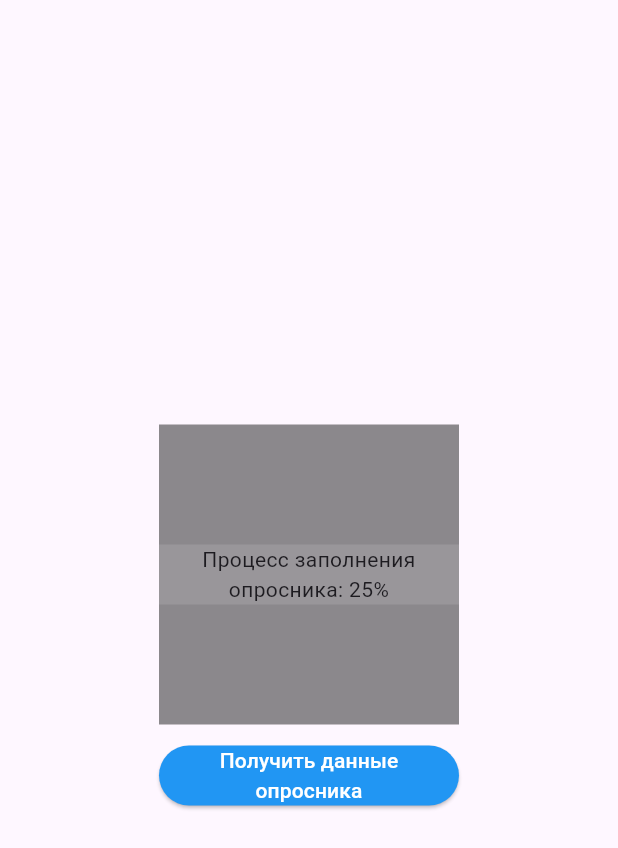
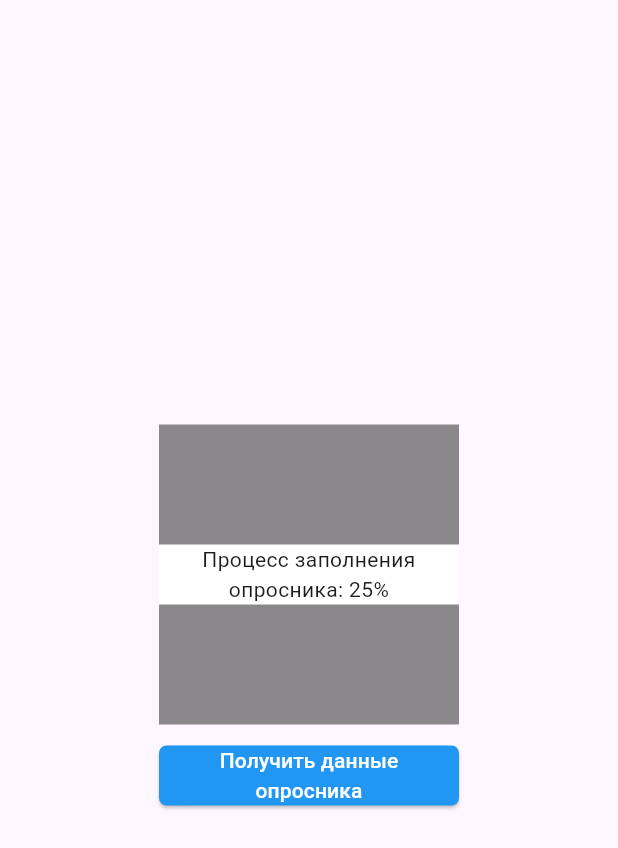
Before and after one commit to misterdanil/medrocket_task, a Flutter app: the SurveyPage screen opened directly, after a tap on "Получить данные опросника", on a phone screen of 412 x 824 dp. Shown: the top 848 px of the screen. Run offline on Flutter 3.47's test engine with Material 3 defaults, Android fonts, the phone set to English and light mode, and no system bars; our stand-ins replace flutter_bloc.

Commit message:
Export colors, improve ui, apply const

```diff
--- a/lib/task2/model/survey_model.dart
+++ b/lib/task2/model/survey_model.dart
@@ -1,9 +1,5 @@
 class SurveyEntity {
-  final int _process;
+  final int process;
 
-  SurveyEntity(this._process);
-
-  int get process {
-    return _process;
-  }
+  SurveyEntity(this.process);
 }
--- a/lib/task2/survey_page.dart
+++ b/lib/task2/survey_page.dart
@@ -4,6 +4,7 @@ import 'package:medrocket_task/task2/blocs/survey_bloc.dart';
 import 'package:medrocket_task/task2/blocs/survey_event.dart';
 import 'package:medrocket_task/task2/blocs/survey_state.dart';
 import 'package:medrocket_task/task2/model/survey_model.dart';
+import 'package:medrocket_task/task2/task2_colors.dart';
 
 class SurveyPage extends StatelessWidget {
   SurveyPage({Key? key}) : super(key: key);
@@ -23,27 +24,33 @@ class SurveyPage extends StatelessWidget {
                     height: 200,
                     width: double.infinity,
                     child: ColoredBox(
-                      color: Colors.black45,
+                      color: Task2Colors.wrapperStatus,
                       child: Center(
-                        child: ColoredBox(
-                          color: Colors.white12,
-                          child: _buildProcessWidget(state),
+                        child: SizedBox(
+                          width: double.infinity,
+                          child: ColoredBox(
+                            color: Task2Colors.status,
+                            child: _buildProcessWidget(state),
+                          ),
                         ),
                       ),
                     ),
                   ),
-                  SizedBox(height: 10),
+                  const SizedBox(height: 10),
                   ElevatedButton(
                     style: ElevatedButton.styleFrom(
-                      backgroundColor: Colors.blue[500],
-                      foregroundColor: Colors.white,
+                      backgroundColor: Task2Colors.buttonBackground,
+                      foregroundColor: Task2Colors.buttonForeground,
+                      shape: const RoundedRectangleBorder(
+                        borderRadius: BorderRadius.all(Radius.circular(5)),
+                      ),
                     ),
                     onPressed: () {
                       BlocProvider.of<SurveyBloc>(
                         context,
                       ).add(FetchSurveyEvent());
                     },
-                    child: Text(
+                    child: const Text(
                       "Получить данные опросника",
                       textAlign: TextAlign.center,
                     ),
@@ -59,17 +66,17 @@ class SurveyPage extends StatelessWidget {
 
   Widget _buildProcessWidget(SurveyState state) {
     if (state is SurveyNotFilledState) {
-      return Text("Опросник ещё не начат", textAlign: TextAlign.center);
+      return const Text("Опросник ещё не начат", textAlign: TextAlign.center);
     } else if (state is SurveyProcessingState) {
-      SurveyEntity questionnaire = state.survey!;
+      SurveyEntity survey = state.survey!;
       return Text(
-        "Процесс заполнения опросника: ${questionnaire.process}%",
+        "Процесс заполнения опросника: ${survey.process}%",
         textAlign: TextAlign.center,
       );
     } else if (state is SurveyFilledState) {
-      return Text("Опросник заполнен", textAlign: TextAlign.center);
+      return const Text("Опросник заполнен", textAlign: TextAlign.center);
     } else {
-      return Text(
+      return const Text(
         "Нет данных о заполнении опросника",
         textAlign: TextAlign.center,
       );
--- /dev/null
+++ b/lib/task2/task2_colors.dart
@@ -0,0 +1,10 @@
+import 'package:flutter/material.dart';
+
+class Task2Colors {
+  Task2Colors._();
+
+  static const wrapperStatus = Colors.black45;
+  static const status = Colors.white;
+  static const buttonBackground = Color.fromARGB(255, 33, 150, 243);
+  static const buttonForeground = Colors.white;
+}
```
